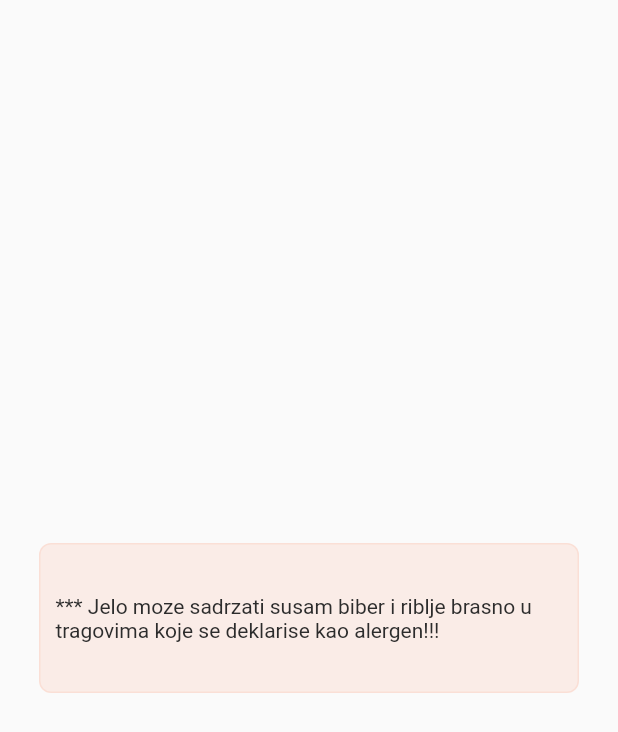
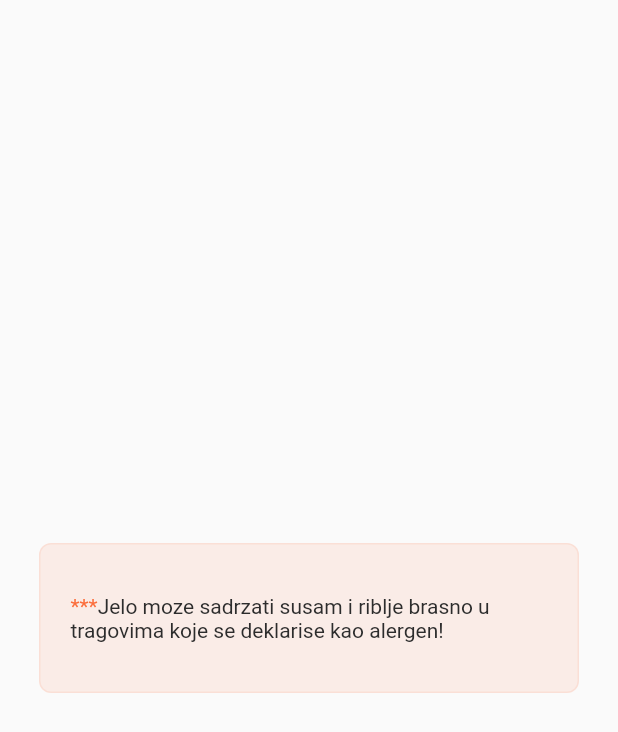
Before and after one commit to kelle92/flutter_tasks, a Flutter app: the screen it shows after launch, on a phone screen of 412 x 824 dp. Shown: the top 732 px of the screen. Run offline on Flutter 3.47's test engine with Material 2 defaults, Android fonts, the phone set to English and light mode, and no system bars.

```diff
--- a/lib/main.dart
+++ b/lib/main.dart
@@ -12,7 +12,12 @@ void main() {
 void main() {
   runApp(
     const MaterialApp(
-      home: Scaffold(body: RoundedBoxWidget()),
+      home: Scaffold(
+          body: RoundedBoxWidget(
+        firstText: "***",
+        secondText:
+            "Jelo moze sadrzati susam i riblje brasno u tragovima koje se deklarise kao alergen!",
+      )),
     ),
   );
 }
--- a/lib/rounded_box_widget.dart
+++ b/lib/rounded_box_widget.dart
@@ -4,10 +4,18 @@ class RoundedBoxWidget extends StatelessWidget {
   const RoundedBoxWidget(
       {super.key,
       this.backgroundColor = const Color.fromRGBO(251, 109, 59, 0.1),
-      this.borderColor = const Color.fromRGBO(251, 109, 59, 0.1)});
+      this.borderColor = const Color.fromRGBO(251, 109, 59, 0.1),
+      required this.firstText,
+      required this.secondText,
+      this.firstTxtColor = const Color(0xFFFB6D3B),
+      this.secondTxtColor = const Color(0xFF2C2C2C)});
 
   final Color backgroundColor;
   final Color borderColor;
+  final String firstText;
+  final String secondText;
+  final Color firstTxtColor;
+  final Color secondTxtColor;
 
   @override
   Widget build(context) {
@@ -19,23 +27,20 @@ class RoundedBoxWidget extends StatelessWidget {
           borderRadius: BorderRadius.circular(8)),
       width: 360,
       height: 100,
-            child: const Center(
       child: Padding(
-                  padding: EdgeInsets.all(10),
-                  child: Row(
-                    mainAxisSize: MainAxisSize.min,
-                    children: <Widget>[
-                      /*Text(
-                        "***",
-                        style: TextStyle(color: Color(0xFFFB6D3B)),
-                      ),*/
-                      Expanded(
-                          child: Text(
-                        "*** Jelo moze sadrzati susam biber i riblje brasno u tragovima koje se deklarise kao alergen!!!",
-                        style: TextStyle(color: Color(0xFF2C2C2C)),
-                      ))
-                    ],
-                  )),
-            )));
+        padding: const EdgeInsets.all(20),
+        child: Center(
+            child: Expanded(
+                child: RichText(
+          text: TextSpan(
+              text: firstText,
+              style: TextStyle(color: firstTxtColor),
+              children: <TextSpan>[
+                TextSpan(
+                    text: secondText, style: TextStyle(color: secondTxtColor))
+              ]),
+        ))),
+      ),
+    ));
   }
 }
```
Lines whose indentation alone changed are shown as unchanged.
